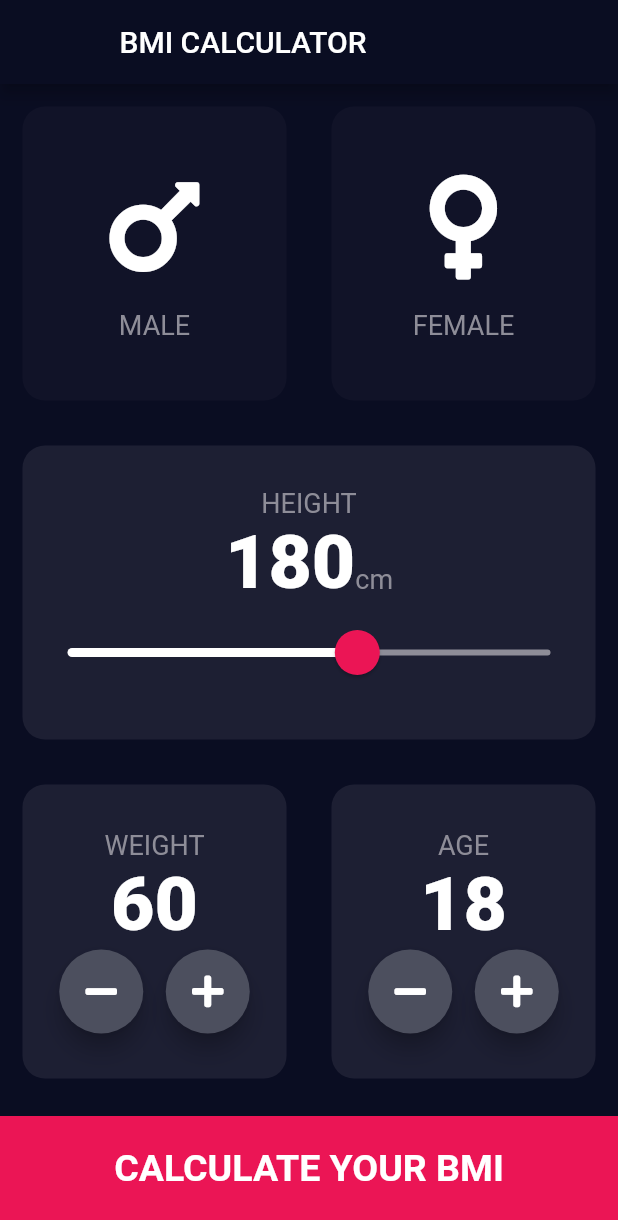
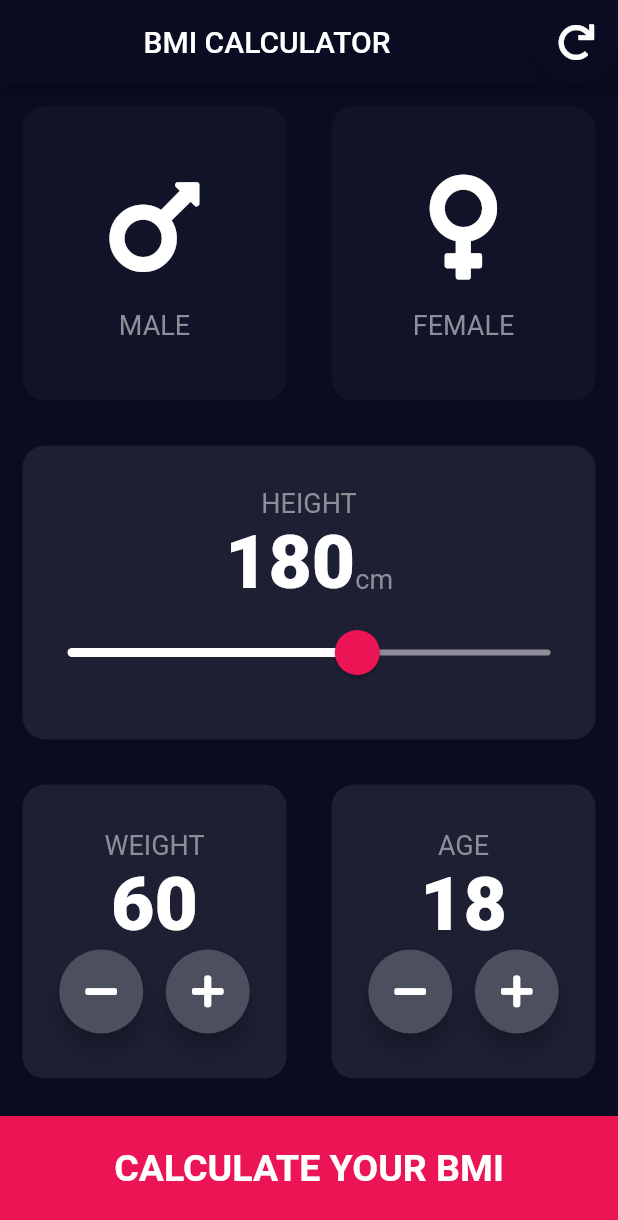
Before and after one commit to Nuri801/BMI_Fixer, a Flutter app: the screen it shows after launch, on a phone screen of 412 x 824 dp. Shown: the top 1220 px of the screen. Run offline on Flutter 3.47's test engine with Material 2 defaults, Android fonts, the phone set to English and light mode, and no system bars; our stand-ins replace font_awesome_flutter.

Commit message:
bmi_fixer Reset Button

```diff
--- a/lib/input_page.dart
+++ b/lib/input_page.dart
@@ -41,9 +41,18 @@ class _InputPageState extends State<InputPage> {
       appBar: AppBar(
         title: Center(child: Text('BMI CALCULATOR')),
         actions: [
-          MaterialButton(
-            onPressed: () {},
-          )
+        RawMaterialButton(
+        // onLongPress: onLongPressed,
+        child: Icon(FontAwesomeIcons.redo),
+        onPressed: () {},
+        elevation: 6.0,
+        shape: CircleBorder(),
+        constraints: BoxConstraints.tightFor(
+            width: 56.0,
+            height: 56.0
+        ),
+        fillColor: Color(0xFF0A0D22),
+      )
         ],
       ),
       body: Column(
```
